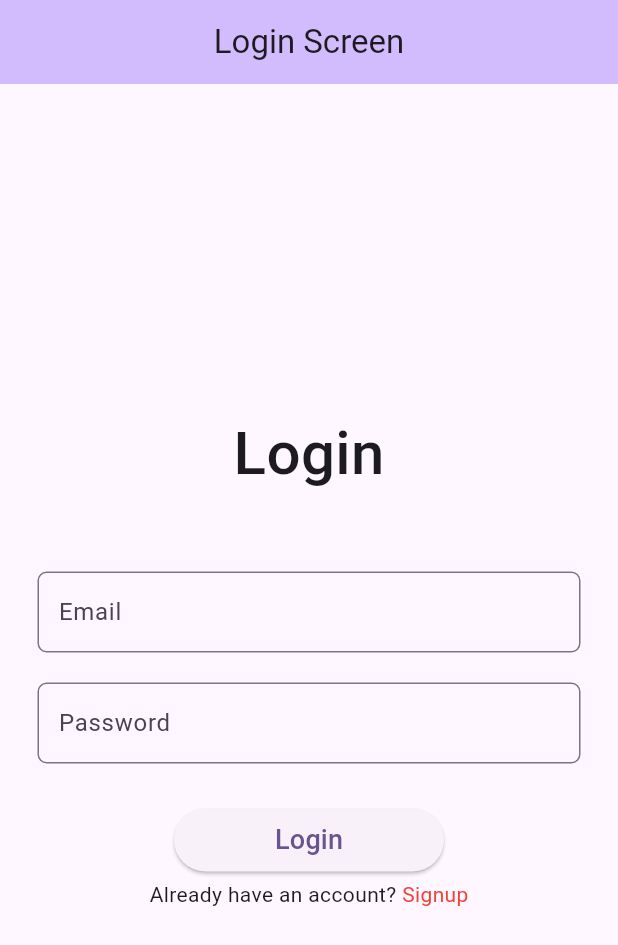
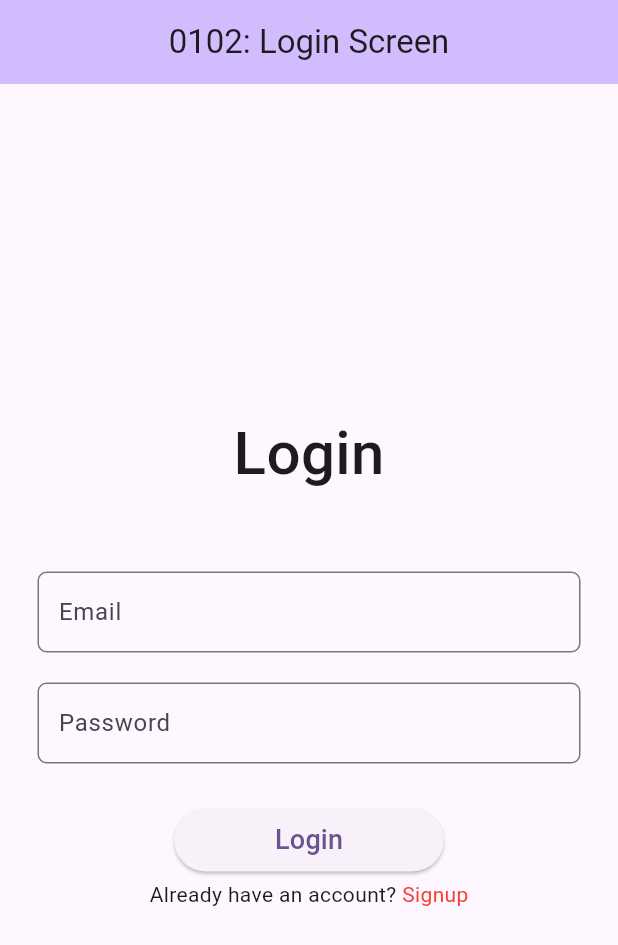
Before and after one commit to Pyran-Ranjith/BLOC-2024-July, a Flutter app: the screen it shows after launch, on a phone screen of 412 x 824 dp. Shown: the top 945 px of the screen. Run offline on Flutter 3.47's test engine with Material 3 defaults, Android fonts, the phone set to English and light mode, and no system bars; our stand-ins replace firebase_auth, firebase_core; accounts and stored records are empty.

Commit message:
asus push 29-jul 04.43

```diff
--- a/0101-Flutter-Firebase-Auth/lib/auth/login_screen.dart
+++ b/0101-Flutter-Firebase-Auth/lib/auth/login_screen.dart
@@ -35,10 +35,9 @@ class _LoginScreenState extends State<LoginScreen> {
     return Scaffold(
       appBar: AppBar(
         backgroundColor: Theme.of(context).colorScheme.inversePrimary,
-        title: Center(child: const Text("Login Screen")),
+        title: Center(child: const Text("0101: Login Screen")),
         // title: Text(widget.title),
       ),
-
       body: Padding(
         padding: const EdgeInsets.symmetric(horizontal: 25),
         child: Column(
@@ -96,7 +95,8 @@ class _LoginScreenState extends State<LoginScreen> {
     if (user != null) {
       // log("User Logged In");
       log(_email.text + " Logged In");
-      showSnackBar(context, _email.text + "Logged In"); // Displaying the error message
+      showSnackBar(
+          context, _email.text + "Logged In"); // Displaying the error message
       goToHome(context);
     }
   }
--- a/0102-Flutter-Firebase-Bloc-Auth/lib/auth/login_screen.dart
+++ b/0102-Flutter-Firebase-Bloc-Auth/lib/auth/login_screen.dart
@@ -35,10 +35,9 @@ class _LoginScreenState extends State<LoginScreen> {
     return Scaffold(
       appBar: AppBar(
         backgroundColor: Theme.of(context).colorScheme.inversePrimary,
-        title: Center(child: const Text("Login Screen")),
+        title: Center(child: const Text("0102: Login Screen")),
         // title: Text(widget.title),
       ),
-
       body: Padding(
         padding: const EdgeInsets.symmetric(horizontal: 25),
         child: Column(
@@ -96,7 +95,8 @@ class _LoginScreenState extends State<LoginScreen> {
     if (user != null) {
       // log("User Logged In");
       log(_email.text + " Logged In");
-      showSnackBar(context, _email.text + "Logged In"); // Displaying the error message
+      showSnackBar(
+          context, _email.text + "Logged In"); // Displaying the error message
       goToHome(context);
     }
   }
--- a/0102-Flutter-Firebase-Bloc-Auth/lib/main.dart
+++ b/0102-Flutter-Firebase-Bloc-Auth/lib/main.dart
@@ -32,7 +32,7 @@ class MyApp extends StatelessWidget {
         colorScheme: ColorScheme.fromSeed(seedColor: Colors.deepPurple),
         useMaterial3: true,
       ),
-      home: const LoginScreen(title: 'Mmodal_1'),
+      home: const LoginScreen(title: '0102'),
       // home: const Wrapper(
       //   title: 'flutter_firebase_modal_1',
 
```
